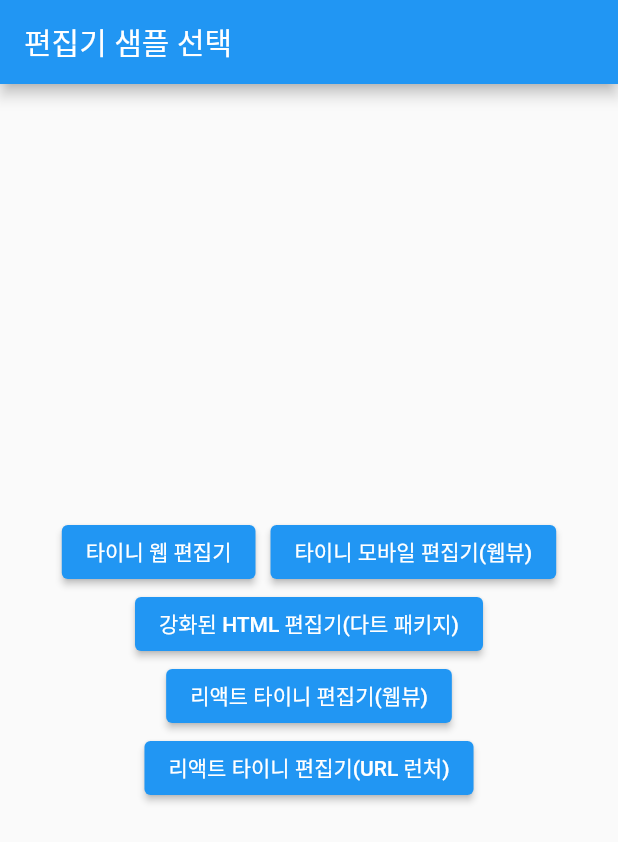
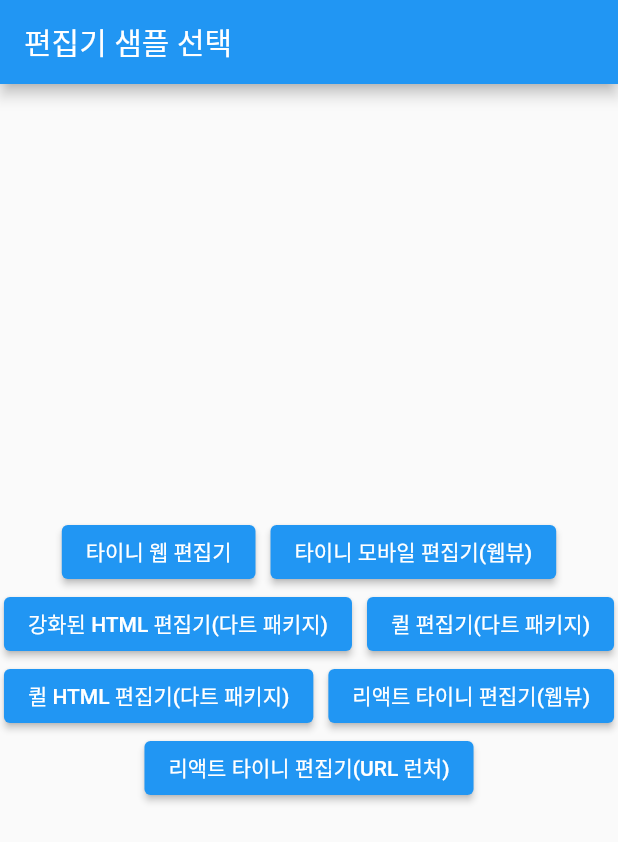
Before and after one commit to elian118/html_editor, a Flutter app: the screen it shows after launch, on a phone screen of 412 x 824 dp. Shown: the top 842 px of the screen. Run offline on Flutter 3.47's test engine with Material 2 defaults, Android fonts, the light colour scheme and no system bars; our stand-ins replace flutter_widget_from_html, webview_flutter; missing offline and left inert: html_editor_enhanced, universal_html.

Commit message:
중간 커밋

```diff
--- a/lib/features/editor/screens/tiny_web_editor_screen.dart
+++ b/lib/features/editor/screens/tiny_web_editor_screen.dart
@@ -4,6 +4,7 @@
 import 'package:html_editor/common/constants/rawData/html_text.dart';
 import 'package:html_editor/features/ui/fake_ui.dart'
     if (dart.library.html) 'package:html_editor/features/ui/real_ui.dart' as ui;
+import 'package:html_editor/utils/utils.dart';
 import 'package:universal_html/html.dart' as html;
 import 'package:universal_html/js.dart' as js;
 
@@ -31,12 +32,12 @@
       builder: (context) => AlertDialog(
         title: const Text('HTML 원본'),
         content: Text(htmlContent),
-        // actions: [
-        //   TextButton(
-        //     onPressed: () => Utils.navPop(context),
-        //     child: const Text('닫기'),
-        //   )
-        // ],
+        actions: [
+          TextButton(
+            onPressed: () => Utils.navPop(context),
+            child: const Text('닫기'),
+          )
+        ],
       ),
     );
   }
--- a/lib/features/main/screens/main_screen.dart
+++ b/lib/features/main/screens/main_screen.dart
@@ -2,6 +2,8 @@
 import 'package:html_editor/common/constants/rawData/local_url.dart';
 import 'package:html_editor/common/widgets/block_alert.dart';
 import 'package:html_editor/features/editor/screens/html_editor_enhanced_screen.dart';
+import 'package:html_editor/features/editor/screens/quill_editor_screen.dart';
+import 'package:html_editor/features/editor/screens/quill_html_editor_screen.dart';
 import 'package:html_editor/features/editor/screens/tiny_mobile_editor_screen.dart';
 import 'package:html_editor/features/editor/screens/tiny_react_editor_screen.dart';
 import 'package:html_editor/features/editor/screens/tiny_web_editor_screen.dart';
@@ -90,6 +92,16 @@
               child: const Text('강화된 HTML 편집기(다트 패키지)'),
             ),
             ElevatedButton(
+              onPressed: () =>
+                  Utils.navPush(context, const QuillEditorScreen()),
+              child: const Text('퀼 편집기(다트 패키지)'),
+            ),
+            ElevatedButton(
+              onPressed: () =>
+                  Utils.navPush(context, const QuillHtmlEditorScreen()),
+              child: const Text('퀼 HTML 편집기(다트 패키지)'),
+            ),
+            ElevatedButton(
               onPressed: () => Utils.isWebScreen(context)
                   ? showDialog(
                       context: context,
--- a/pubspec.yaml
+++ b/pubspec.yaml
@@ -41,6 +41,11 @@
   html_editor_enhanced: ^2.5.1
   flutter_html: ^3.0.0-alpha.6
   url_launcher: ^6.1.9
+  flutter_quill: ^6.4.4
+  delta_markdown: ^0.8.0
+  markdown: ^7.0.1
+  quill_html_editor: ^2.0.8
+  flutter_widget_from_html: ^0.10.0
 
 dev_dependencies:
   flutter_test:
```
Also changed, not shown: lib/features/editor/screens/preview_screen.dart (+20 -18 lines), pubspec.lock, 6 other files.
